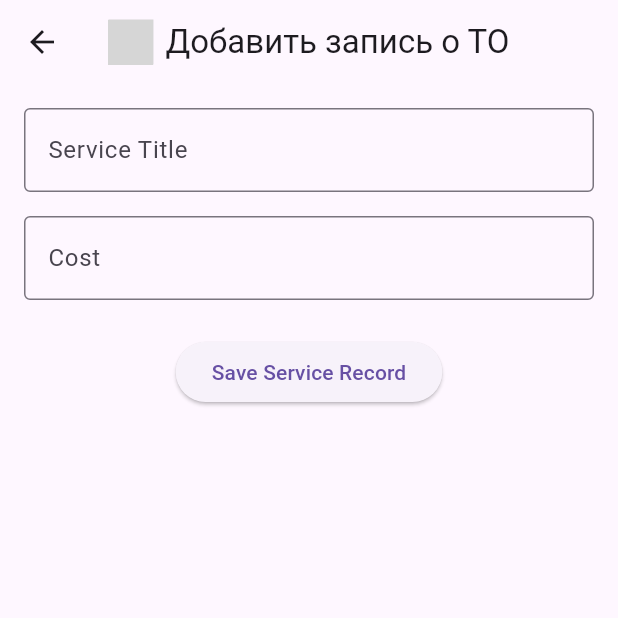
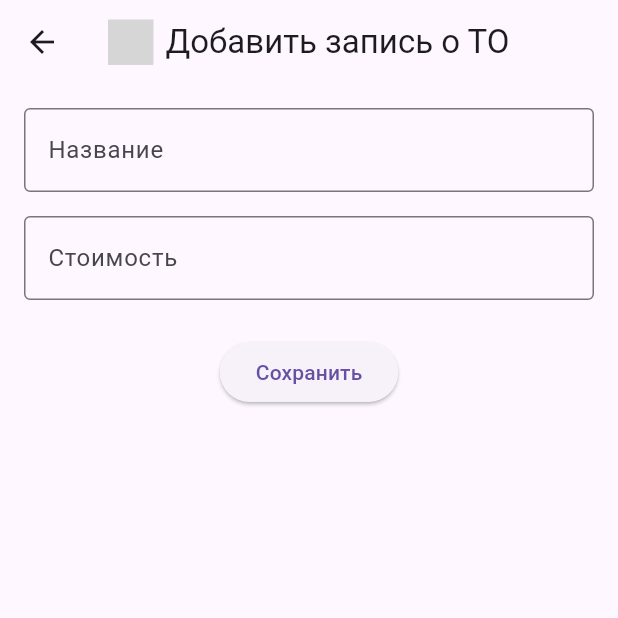
Before and after one commit to art1718em/flutter_practice9, a Flutter app: the AddServiceRecordScreen screen opened by its route, on a phone screen of 412 x 824 dp, the top half of it. Run offline on Flutter 3.47's test engine with Material 3 defaults, Android fonts, the light colour scheme and no system bars; drawn by our look-alikes of cached_network_image; our stand-ins replace equatable, flutter_bloc, go_router; network calls fail; grey boxes are pictures that could not be loaded.

Commit message:
чуть поменял текста

```diff
--- a/lib/features/service_history/screens/add_service_record_screen.dart
+++ b/lib/features/service_history/screens/add_service_record_screen.dart
@@ -57,12 +57,12 @@ class _AddServiceRecordScreenState extends State<AddServiceRecordScreen> {
               TextFormField(
                 controller: _titleController,
                 decoration: const InputDecoration(
-                  labelText: 'Service Title',
+                  labelText: 'Название',
                   border: OutlineInputBorder(),
                 ),
                 validator: (value) {
                   if (value == null || value.isEmpty) {
-                    return 'Please enter a service title';
+                    return 'Пожалуйста введите название';
                   }
                   return null;
                 },
@@ -71,13 +71,13 @@ class _AddServiceRecordScreenState extends State<AddServiceRecordScreen> {
               TextFormField(
                 controller: _costController,
                 decoration: const InputDecoration(
-                  labelText: 'Cost',
+                  labelText: 'Стоимость',
                   border: OutlineInputBorder(),
                 ),
                 keyboardType: TextInputType.number,
                 validator: (value) {
                   if (value == null || value.isEmpty) {
-                    return 'Please enter a cost';
+                    return 'Пожалуйста введите стоимость';
                   }
                   return null;
                 },
@@ -86,7 +86,7 @@ class _AddServiceRecordScreenState extends State<AddServiceRecordScreen> {
               Center(
                 child: ElevatedButton(
                   onPressed: _saveForm,
-                  child: const Text('Save Service Record'),
+                  child: const Text('Сохранить'),
                 ),
               ),
             ],
```
